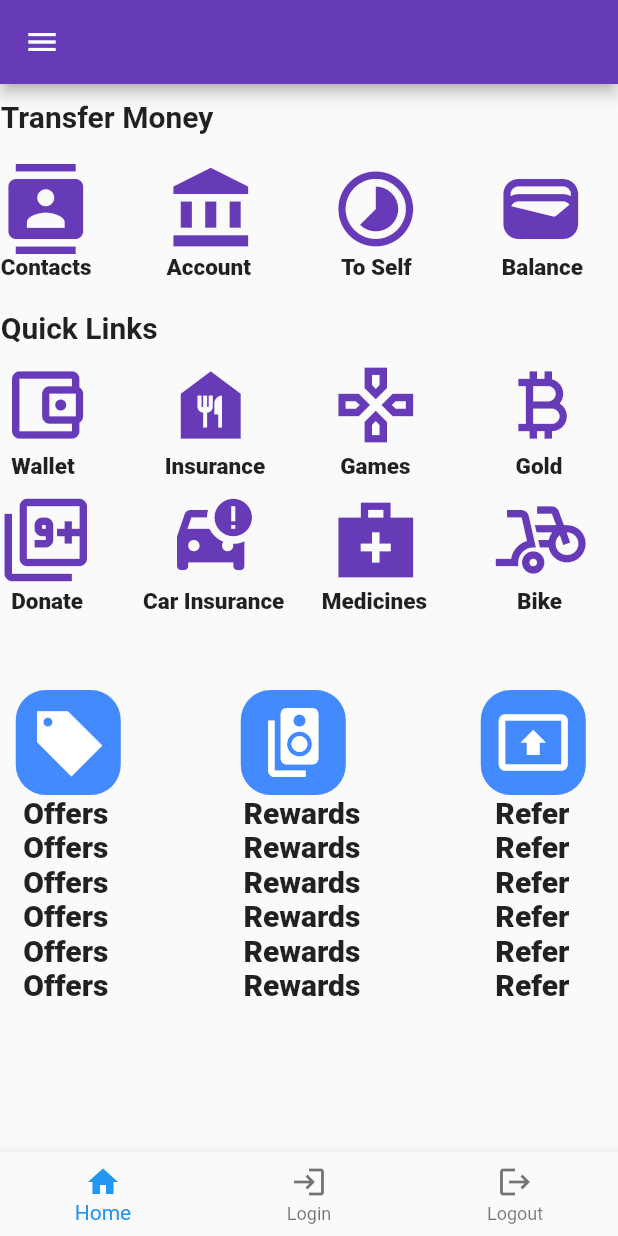
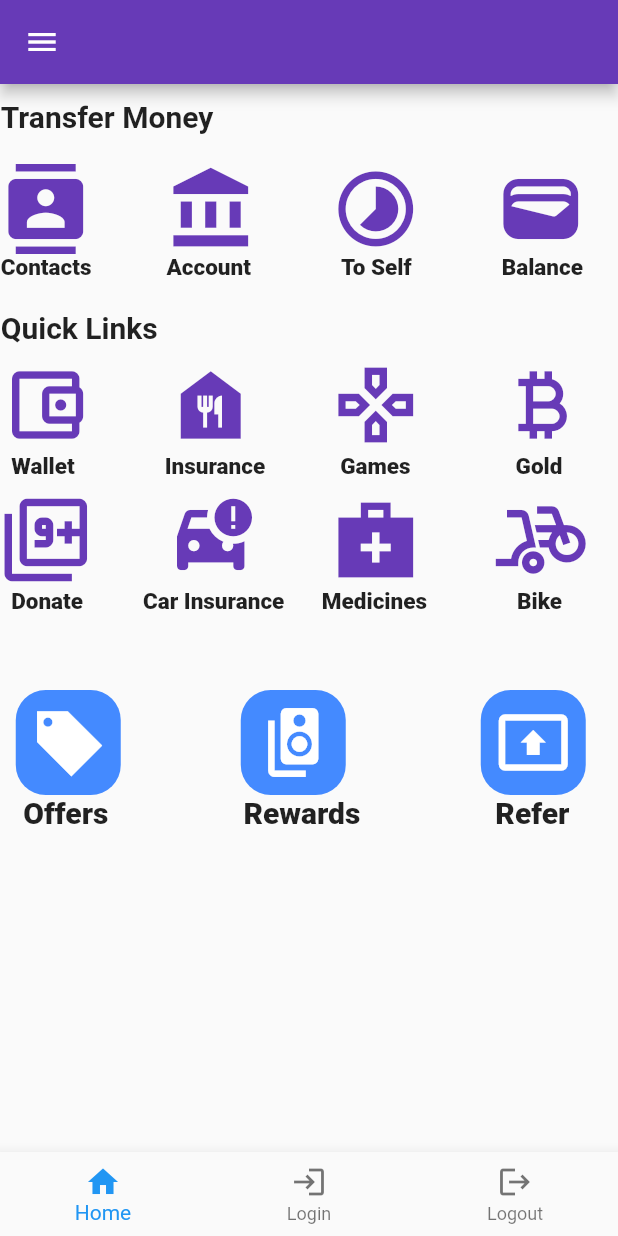
Before and after one commit to LintoBabu/plus, a Flutter app: the screen it shows after launch, on a phone screen of 412 x 824 dp. Run offline on Flutter 3.47's test engine with Material 2 defaults, Android fonts, the phone set to English and light mode, and no system bars.

Commit message:
removed unusual commits

```diff
--- a/lib/main.dart
+++ b/lib/main.dart
@@ -399,101 +399,6 @@ class _phonepeState extends State<phonepe> {
                   ),
                 ],
               ),
-              Row(
-                children: [
-                  SizedBox(width: 15),
-                  Text(
-                    "Offers",
-                    style: TextStyle(fontSize: 20, fontWeight: FontWeight.w900),
-                  ),
-                  SizedBox(width: 90),
-                  Text(
-                    "Rewards",
-                    style: TextStyle(fontSize: 20, fontWeight: FontWeight.w900),
-                  ),
-                  SizedBox(width: 90),
-                  Text(
-                    "Refer",
-                    style: TextStyle(fontSize: 20, fontWeight: FontWeight.w900),
-                  ),
-                ],
-              ),
-              Row(
-                children: [
-                  SizedBox(width: 15),
-                  Text(
-                    "Offers",
-                    style: TextStyle(fontSize: 20, fontWeight: FontWeight.w900),
-                  ),
-                  SizedBox(width: 90),
-                  Text(
-                    "Rewards",
-                    style: TextStyle(fontSize: 20, fontWeight: FontWeight.w900),
-                  ),
-                  SizedBox(width: 90),
-                  Text(
-                    "Refer",
-                    style: TextStyle(fontSize: 20, fontWeight: FontWeight.w900),
-                  ),
-                ],
-              ),
-              Row(
-                children: [
-                  SizedBox(width: 15),
-                  Text(
-                    "Offers",
-                    style: TextStyle(fontSize: 20, fontWeight: FontWeight.w900),
-                  ),
-                  SizedBox(width: 90),
-                  Text(
-                    "Rewards",
-                    style: TextStyle(fontSize: 20, fontWeight: FontWeight.w900),
-                  ),
-                  SizedBox(width: 90),
-                  Text(
-                    "Refer",
-                    style: TextStyle(fontSize: 20, fontWeight: FontWeight.w900),
-                  ),
-                ],
-              ),
-              Row(
-                children: [
-                  SizedBox(width: 15),
-                  Text(
-                    "Offers",
-                    style: TextStyle(fontSize: 20, fontWeight: FontWeight.w900),
-                  ),
-                  SizedBox(width: 90),
-                  Text(
-                    "Rewards",
-                    style: TextStyle(fontSize: 20, fontWeight: FontWeight.w900),
-                  ),
-                  SizedBox(width: 90),
-                  Text(
-                    "Refer",
-                    style: TextStyle(fontSize: 20, fontWeight: FontWeight.w900),
-                  ),
-                ],
-              ),
-              Row(
-                children: [
-                  SizedBox(width: 15),
-                  Text(
-                    "Offers",
-                    style: TextStyle(fontSize: 20, fontWeight: FontWeight.w900),
-                  ),
-                  SizedBox(width: 90),
-                  Text(
-                    "Rewards",
-                    style: TextStyle(fontSize: 20, fontWeight: FontWeight.w900),
-                  ),
-                  SizedBox(width: 90),
-                  Text(
-                    "Refer",
-                    style: TextStyle(fontSize: 20, fontWeight: FontWeight.w900),
-                  ),
-                ],
-              ),
             ],
           ),
         ),
```
